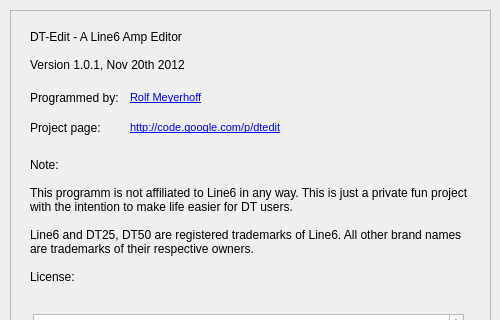
Above: aboutdialog.ui from rome2/dtedit before the change; both pictures show x 0 to 500 and y 0 to 320 of the 500 by 536 pixel window. Below: the same form after it.
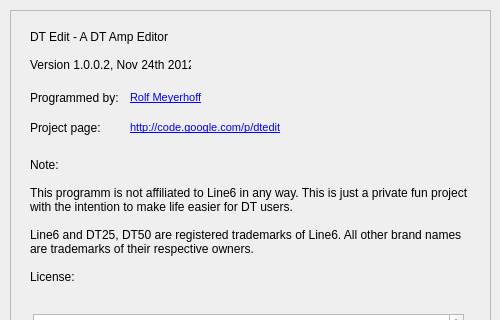
That is the form after the change. Icons and pictures are not drawn.

Diff of the .ui file:
```diff
--- a/aboutdialog.ui
+++ b/aboutdialog.ui
@@ -74,9 +74,9 @@
      </rect>
     </property>
     <property name="text">
-     <string>DT-Edit - A Line6 Amp Editor
+     <string>DT Edit - A DT Amp Editor
 
-Version 1.0.1, Nov 20th 2012</string>
+Version 1.0.0.2, Nov 24th 2012</string>
     </property>
     <property name="textFormat">
      <enum>Qt::PlainText</enum>
```
